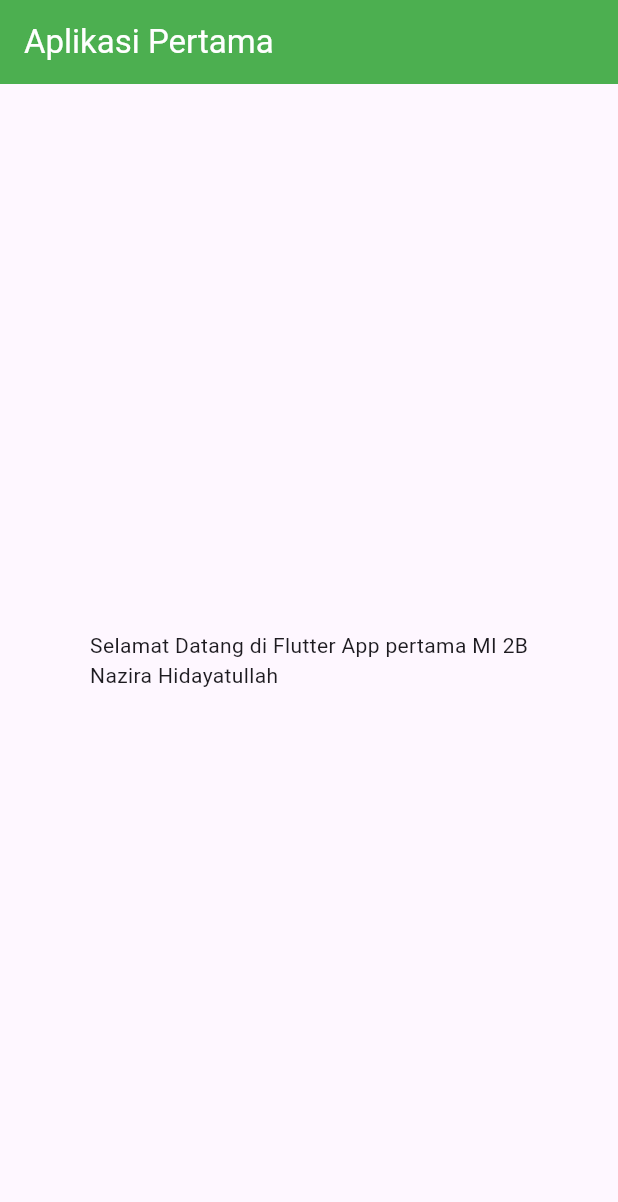
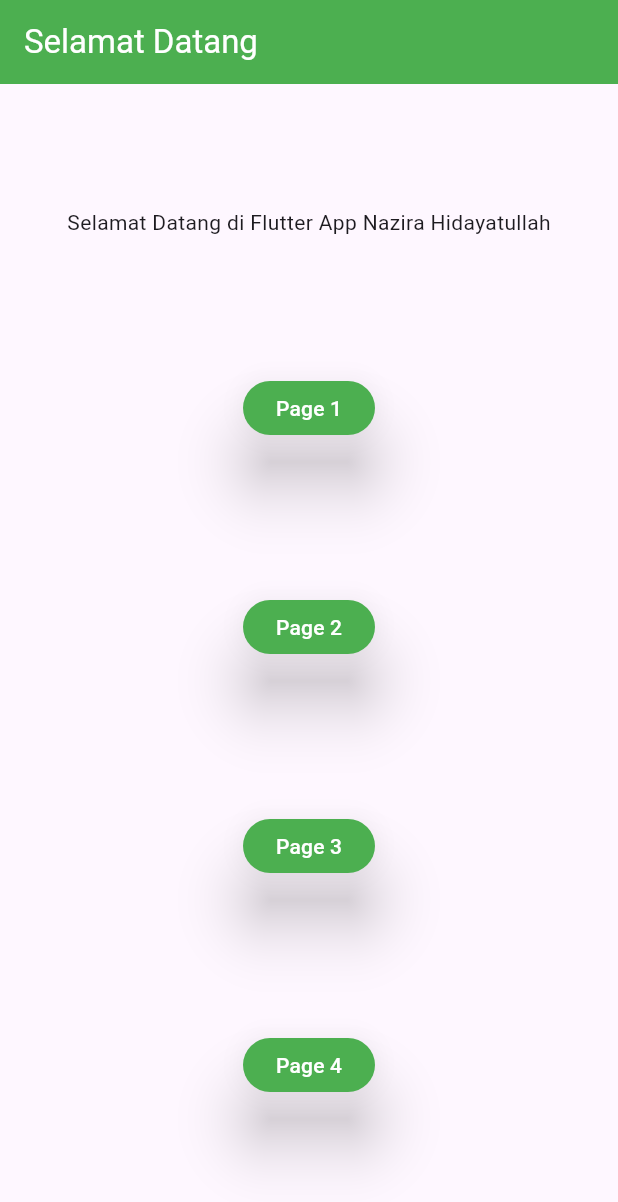
Before and after one commit to nazirahdy/flutter1, a Flutter app: the screen it shows after launch, on a phone screen of 412 x 824 dp. Shown: the top 1202 px of the screen. Run offline on Flutter 3.47's test engine with Material 3 defaults, Android fonts, the phone set to English and light mode, and no system bars.

Commit message:
row, column, and list

```diff
--- a/lib/main.dart
+++ b/lib/main.dart
@@ -1,4 +1,8 @@
 import 'package:flutter/material.dart';
+import 'package:project_flutter/Screen/page_dua.dart';
+import 'package:project_flutter/Screen/page_empat.dart';
+import 'package:project_flutter/Screen/page_satu.dart';
+import 'package:project_flutter/Screen/page_tiga.dart';
 
 void main() {
   runApp(const MyApp());
@@ -47,16 +51,93 @@ class PageOne extends StatelessWidget {
         //appBar : properti dari sebuah widget
         //AppBar : widget
 
-        title: Text('Aplikasi Pertama',
+        title: Text('Selamat Datang',
           style: TextStyle(color: Colors.white),
         ),
         backgroundColor: Colors.green,
       ),
       body: Center(
-        child: Text("Selamat Datang di Flutter App pertama MI 2B\nNazira Hidayatullah"),
-        //child :  cuma bisa nampung 1 widget
-        //children : bisa nampung beberapa widget
-      ),
-    );
+      child: Column(
+      mainAxisAlignment: MainAxisAlignment.spaceEvenly,
+      crossAxisAlignment: CrossAxisAlignment.center,
+      children: [
+        Text("Selamat Datang di Flutter App Nazira Hidayatullah"),
+        Padding(
+          padding: const EdgeInsets.all(8.0),
+          child: MaterialButton(onPressed: (){
+            //ini pindah page ke page 1
+            Navigator.push(context, MaterialPageRoute(builder: (context)
+            => PageSatu()
+            ));
+            //Task : Buat page 2 dan page 3
+            //kemudian bisa dipindah
+          },
+            elevation: 18.0,
+            shape: RoundedRectangleBorder(borderRadius: BorderRadius.circular(20)),
+            color: Colors.green,
+            child: Text('Page 1',
+              style: TextStyle(fontSize: 14, color: Colors.white ),
+            ),
+          ),
+        ),
+        Padding(
+          padding: const EdgeInsets.all(8.0),
+          child: MaterialButton(onPressed: (){
+            Navigator.push(context, MaterialPageRoute(builder: (context)
+            => PageDua()
+            ));
+          },
+            elevation: 18.0,
+            shape: RoundedRectangleBorder(borderRadius: BorderRadius.circular(20)),
+
+            //ini untuk pindah page
+            //color: color.green,
+            color: Colors.green,//0x
+            clipBehavior: Clip.antiAlias,
+            child: Text('Page 2',
+              style: TextStyle(fontSize: 14, color: Colors.white ),
+            ),
+          ),
+        ),
+        Padding(
+          padding: const EdgeInsets.all(8.0),
+          child: MaterialButton(onPressed: (){//ini pindah page ke page 1
+            Navigator.push(context, MaterialPageRoute(builder: (context)
+            => PageTiga()
+            ));},
+            elevation: 18.0,
+            shape: RoundedRectangleBorder(borderRadius: BorderRadius.circular(20)),
+            //ini untuk pindah page
+            color: Colors.green,
+            child: Text('Page 3',
+              style: TextStyle(fontSize: 14, color: Colors.white ),
+            ),
+          ),
+        ),
+        Padding(
+          padding: const EdgeInsets.all(8.0),
+          child: MaterialButton(onPressed: (){
+            Navigator.push(context, MaterialPageRoute(builder: (context)
+            => PageEmpat()
+            ));
+          },
+            elevation: 18.0,
+            shape: RoundedRectangleBorder(borderRadius: BorderRadius.circular(20)),
+
+            //ini untuk pindah page
+            //color: color.green,
+            color: Colors.green,//0x
+            clipBehavior: Clip.antiAlias,
+            child: Text('Page 4',
+              style: TextStyle(fontSize: 14, color: Colors.white ),
+            ),
+          ),
+        ),
+      ],
+    ),
+          //child :  cuma bisa nampung 1 widget
+          //children : bisa nampung beberapa widget
+         ),
+       );
   }
 }
```
Also changed, not shown: lib/Screen/page_dua.dart (added, +39 -0 lines), lib/Screen/page_empat.dart (added, +29 -0 lines), lib/Screen/page_satu.dart (added, +18 -0 lines), lib/Screen/page_tiga.dart (added, +61 -0 lines).
